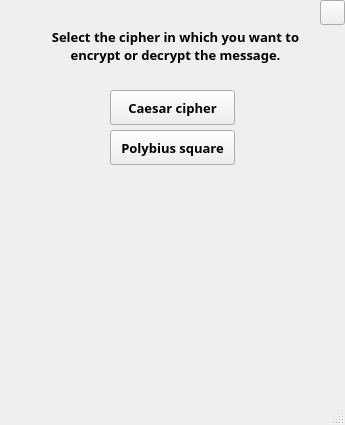
KrGDarkSide/encryptor, file mainwindow.ui: the form before one commit.
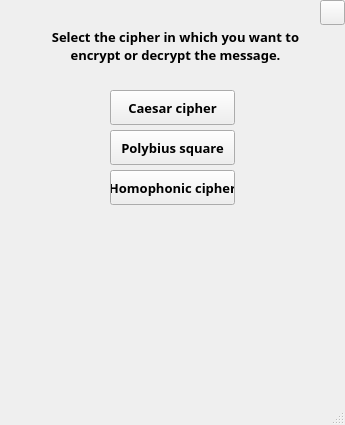
The form after the commit.

Commit message: Homophonic cipher

Diff of the .ui file:
```diff
--- a/mainwindow.ui
+++ b/mainwindow.ui
@@ -144,6 +144,35 @@
      </size>
     </property>
    </widget>
+   <widget class="QPushButton" name="Button_Homophonic">
+    <property name="geometry">
+     <rect>
+      <x>110</x>
+      <y>170</y>
+      <width>125</width>
+      <height>35</height>
+     </rect>
+    </property>
+    <property name="minimumSize">
+     <size>
+      <width>0</width>
+      <height>0</height>
+     </size>
+    </property>
+    <property name="font">
+     <font>
+      <family>Bahnschrift</family>
+      <pointsize>10</pointsize>
+      <bold>true</bold>
+     </font>
+    </property>
+    <property name="cursor">
+     <cursorShape>PointingHandCursor</cursorShape>
+    </property>
+    <property name="text">
+     <string>Homophonic cipher</string>
+    </property>
+   </widget>
   </widget>
   <widget class="QStatusBar" name="statusbar"/>
  </widget>
```
The commit also changes 10 other files.
